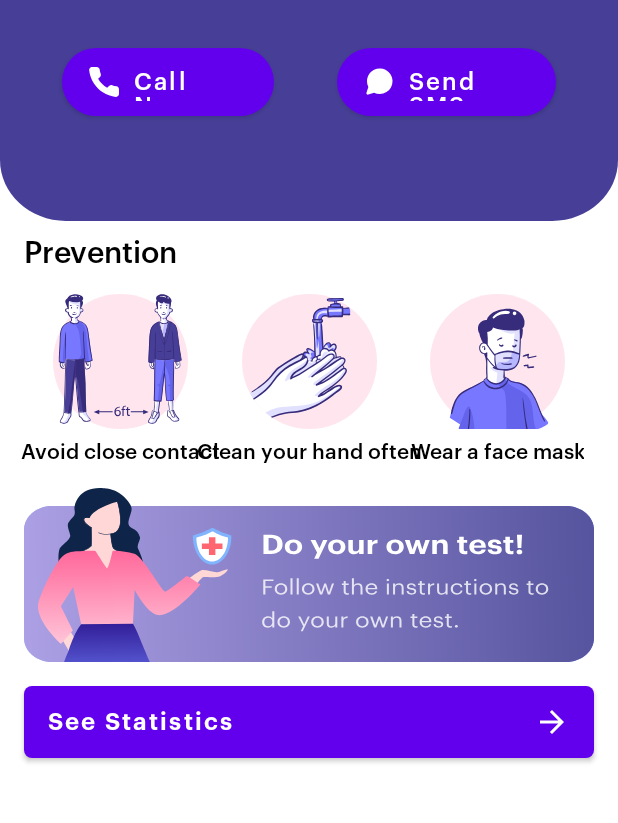
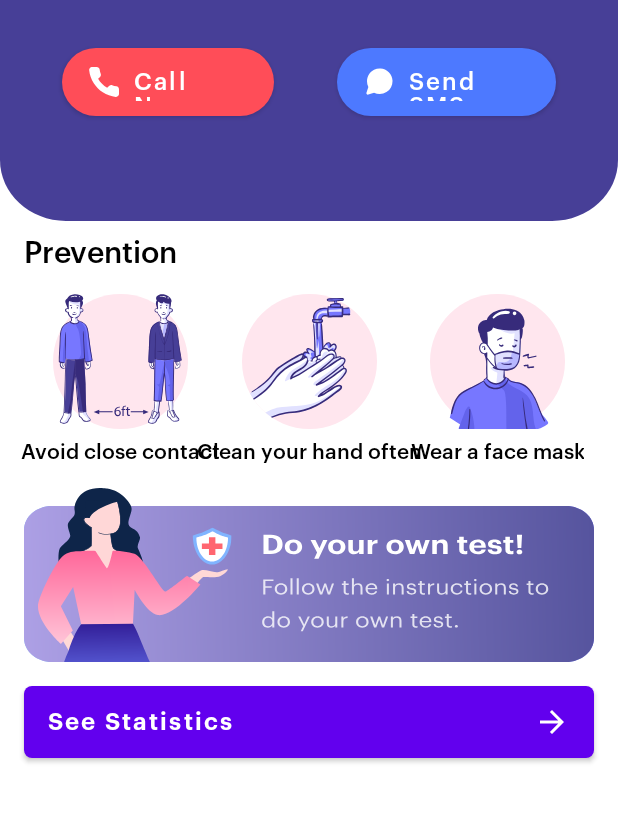
Before and after one commit to ETS-Android1/covid-19-android-app, an Android app: the screen it shows after launch (MainActivity), on a phone screen of 412 x 824 dp, the part 324-1147 px from its top. Run offline under Robolectric (Android 15) with nearby library versions, the phone set to English and light mode, and no system bars.

Commit message:
added custom button colours

```diff
--- a/app/src/main/res/layout/activity_main.xml
+++ b/app/src/main/res/layout/activity_main.xml
@@ -129,7 +129,8 @@
         app:layout_constraintEnd_toStartOf="@+id/button2"
         app:layout_constraintHorizontal_bias="0.5"
         app:layout_constraintStart_toStartOf="parent"
-        app:layout_constraintTop_toBottomOf="@+id/textView3" />
+        app:layout_constraintTop_toBottomOf="@+id/textView3"
+        style="@style/CallButtonColor" />
 
     <Button
         android:id="@+id/button2"
@@ -149,7 +150,8 @@
         app:layout_constraintEnd_toEndOf="parent"
         app:layout_constraintHorizontal_bias="0.5"
         app:layout_constraintStart_toEndOf="@+id/button"
-        app:layout_constraintTop_toTopOf="@+id/button" />
+        app:layout_constraintTop_toTopOf="@+id/button"
+        style="@style/SendSmsButtonColor" />
 
     <TextView
         android:id="@+id/textView4"
--- a/app/src/main/res/values/colors.xml
+++ b/app/src/main/res/values/colors.xml
@@ -7,4 +7,6 @@
     <color name="teal_700">#FF018786</color>
     <color name="black">#FF000000</color>
     <color name="white">#FFFFFFFF</color>
+    <color name="red">#FF4D58</color>
+    <color name="blue">#4D79FF</color>
 </resources>
--- a/app/src/main/res/values/themes.xml
+++ b/app/src/main/res/values/themes.xml
@@ -13,4 +13,23 @@
         <item name="android:statusBarColor" tools:targetApi="l">?attr/colorPrimaryVariant</item>
         <!-- Customize your theme here. -->
     </style>
+
+    <style name="CallButtonColor"
+        parent="Widget.MaterialComponents.Button">
+        <item name="materialThemeOverlay">@style/RedButtonThemeOverlay</item>
+    </style>
+
+    <style name="RedButtonThemeOverlay">
+        <item name="colorPrimary">@color/red</item>
+    </style>
+
+    <style name="SendSmsButtonColor"
+        parent="Widget.MaterialComponents.Button">
+        <item name="materialThemeOverlay">@style/NewBlueButtonThemeOverlay</item>
+    </style>
+
+    <style name="NewBlueButtonThemeOverlay">
+        <item name="colorPrimary">@color/blue</item>
+    </style>
+
 </resources>
```
